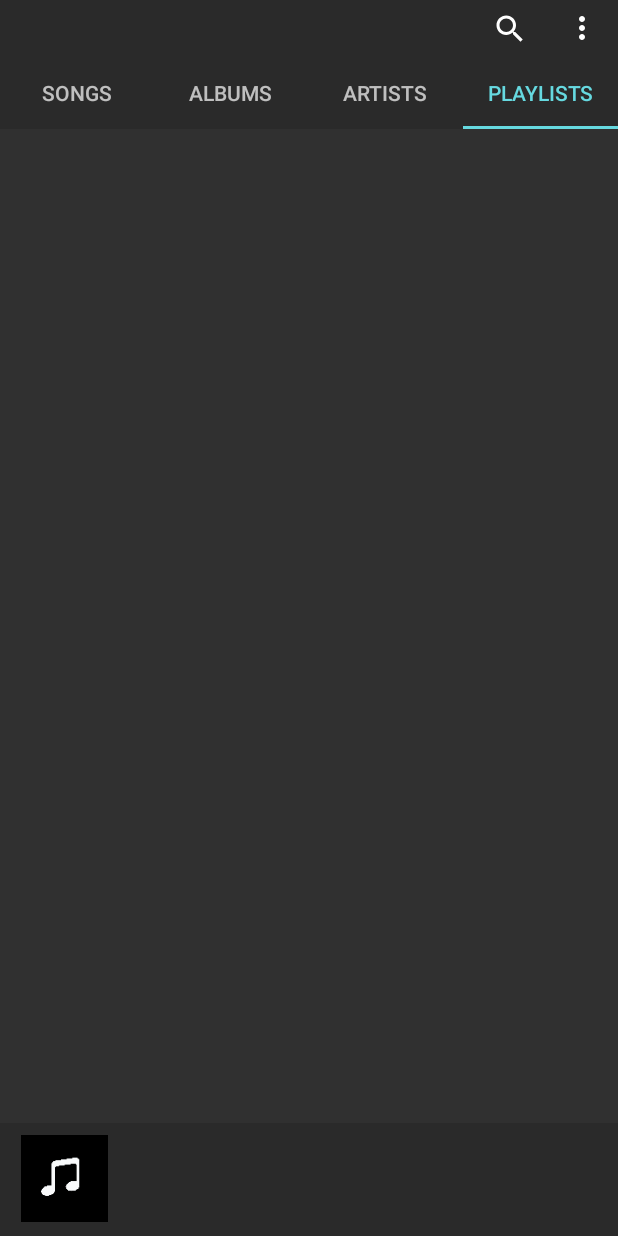
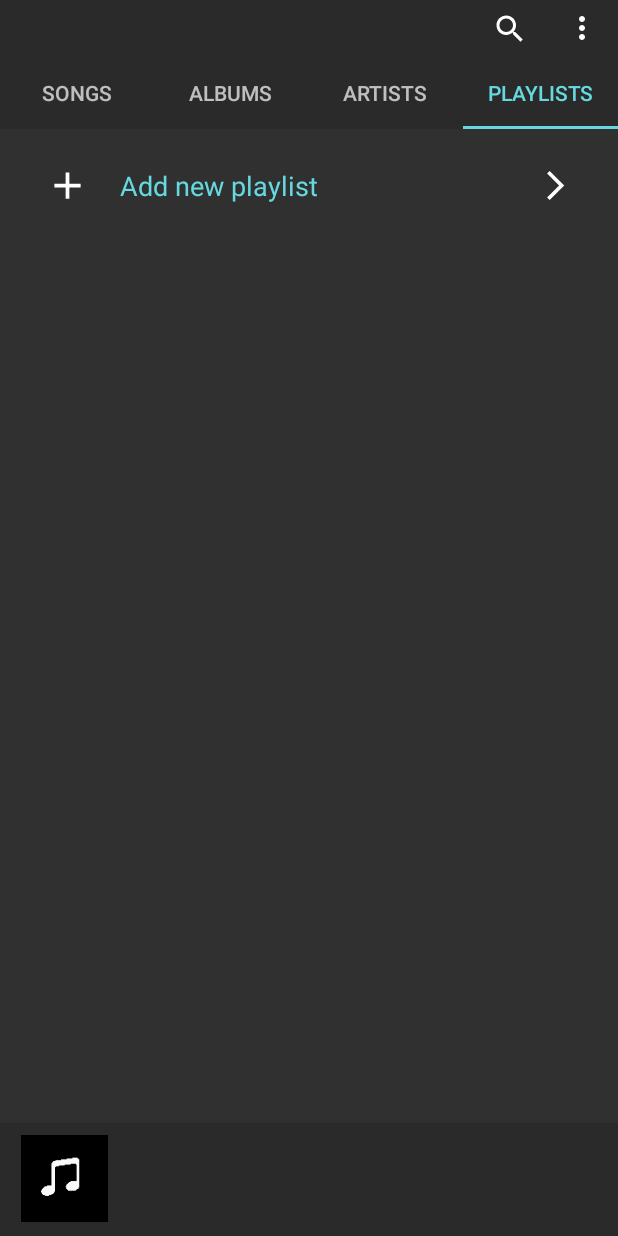
Before and after one commit to LT84/Tape, an Android app: the screen it shows after launch (MainActivity), tab 4 chosen, on a phone screen of 412 x 824 dp. Run offline under Robolectric (Android 15) with nearby library versions, the phone set to English and light mode, and no system bars; 5 statements that could not run were skipped.

Commit message:
Playlists layout added

```diff
--- a/app/src/main/java/com/project/tape/Adapters/AlbumsAdapter.java
+++ b/app/src/main/java/com/project/tape/Adapters/AlbumsAdapter.java
@@ -1,12 +1,8 @@
 package com.project.tape.Adapters;
 
-import static com.project.tape.Fragments.FragmentGeneral.position;
-
 import android.content.Context;
-import android.graphics.Bitmap;
 import android.media.MediaMetadataRetriever;
 import android.net.Uri;
-import android.os.CancellationSignal;
 import android.view.LayoutInflater;
 import android.view.View;
 import android.view.ViewGroup;
@@ -14,13 +10,10 @@ import android.widget.ImageView;
 import android.widget.TextView;
 
 import androidx.annotation.NonNull;
-import androidx.annotation.Size;
 import androidx.recyclerview.widget.RecyclerView;
 
 import com.bumptech.glide.Glide;
-import com.bumptech.glide.ListPreloader;
 import com.bumptech.glide.load.DecodeFormat;
-import com.bumptech.glide.util.FixedPreloadSizeProvider;
 import com.project.tape.R;
 import com.project.tape.SecondaryClasses.Song;
 
@@ -54,11 +47,10 @@ public class AlbumsAdapter extends RecyclerView.Adapter<AlbumsAdapter.AlbumViewH
         return vHolder;
     }
 
-
     @Override
     public void onBindViewHolder(@NonNull AlbumViewHolder holder, int position) {
             holder.tv_album_title.setText(mAlbumList.get(position).getAlbum());
-            uri = Uri.parse(mAlbumList.get(holder.getAdapterPosition()).getData());
+            uri = Uri.parse(mAlbumList.get(position).getData());
             retriever.setDataSource(uri.toString());
             art = retriever.getEmbeddedPicture();
             if (art != null) {
--- /dev/null
+++ b/app/src/main/res/drawable/ic_add_button.xml
@@ -0,0 +1,5 @@
+<vector android:height="24dp" android:tint="#FFFFFF"
+    android:viewportHeight="24" android:viewportWidth="24"
+    android:width="24dp" xmlns:android="http://schemas.android.com/apk/res/android">
+    <path android:fillColor="@android:color/white" android:pathData="M19,13h-6v6h-2v-6H5v-2h6V5h2v6h6v2z"/>
+</vector>
--- a/app/src/main/res/layout/album_item.xml
+++ b/app/src/main/res/layout/album_item.xml
@@ -1,35 +1,30 @@
 <?xml version="1.0" encoding="utf-8"?>
-<LinearLayout
-    xmlns:android="http://schemas.android.com/apk/res/android"
+<LinearLayout xmlns:android="http://schemas.android.com/apk/res/android"
+    xmlns:app="http://schemas.android.com/apk/res-auto"
     android:layout_width="match_parent"
     android:layout_height="wrap_content"
-    xmlns:app="http://schemas.android.com/apk/res-auto"
-    android:padding="4dp"
-    android:orientation="horizontal">
+    android:orientation="horizontal"
+    android:padding="4dp">
 
 
     <ImageView
         android:id="@+id/album_cover_albumFragment"
-        app:layout_constraintBottom_toBottomOf="parent"
         android:layout_width="45dp"
         android:layout_height="45dp"
+        app:layout_constraintBottom_toBottomOf="parent"
         app:layout_constraintStart_toStartOf="parent"
-        app:layout_constraintTop_toTopOf="parent"
-        />
+        app:layout_constraintTop_toTopOf="parent" />
 
     <TextView
         android:id="@+id/album_title_albumFragment"
         android:layout_width="wrap_content"
-            android:layout_height="wrap_content"
-            android:textSize="16sp"
-            android:textColor="@color/white"
+        android:layout_height="match_parent"
         android:layout_marginStart="10dp"
         android:ellipsize="end"
+        android:gravity="center_vertical"
         android:maxLines="1"
-            app:layout_constraintBottom_toBottomOf="parent"
-            app:layout_constraintTop_toTopOf="parent"
-            app:layout_constraintStart_toEndOf="@+id/album_cover_albumFragment"
-            />
+        android:textColor="@color/white"
+        android:textSize="16sp" />
 
 
 </LinearLayout>
--- a/app/src/main/res/layout/playlists_fragment.xml
+++ b/app/src/main/res/layout/playlists_fragment.xml
@@ -1,6 +1,56 @@
 <?xml version="1.0" encoding="utf-8"?>
-<androidx.constraintlayout.widget.ConstraintLayout xmlns:android="http://schemas.android.com/apk/res/android"
+<LinearLayout xmlns:android="http://schemas.android.com/apk/res/android"
     android:layout_width="match_parent"
-    android:layout_height="match_parent">
+    android:layout_height="match_parent"
+    android:orientation="vertical">
 
-</androidx.constraintlayout.widget.ConstraintLayout>
+    <RelativeLayout
+        android:layout_width="match_parent"
+        android:layout_height="45dp"
+        android:layout_marginTop="15dp"
+        android:orientation="horizontal">
+
+        <Button
+            android:id="@+id/new_playlist_btn"
+            android:layout_width="match_parent"
+            android:layout_height="match_parent"
+            android:background="@android:color/transparent"
+            />
+
+        <ImageView
+            android:id="@+id/add_btn"
+            android:layout_width="30dp"
+            android:layout_height="30dp"
+            android:layout_alignParentStart="true"
+            android:layout_centerVertical="true"
+            android:layout_marginStart="30dp"
+            android:layout_marginEnd="20dp"
+            android:background="@drawable/ic_add_button" />
+
+        <TextView
+            android:layout_width="wrap_content"
+            android:layout_height="wrap_content"
+            android:layout_centerVertical="true"
+            android:layout_toEndOf="@id/add_btn"
+            android:text="Add new playlist"
+            android:textColor="@color/secondaryColor"
+            android:textSize="18sp" />
+
+        <ImageView
+            android:layout_width="23dp"
+            android:layout_height="23dp"
+            android:layout_alignParentEnd="true"
+            android:layout_centerVertical="true"
+            android:layout_marginEnd="30dp"
+            android:background="@drawable/decoration_arrow"
+            android:gravity="end" />
+
+    </RelativeLayout>
+
+    <androidx.recyclerview.widget.RecyclerView
+        android:layout_width="match_parent"
+        android:layout_height="match_parent"
+        />
+
+
+</LinearLayout>
```
Lines whose indentation alone changed are shown as unchanged.
